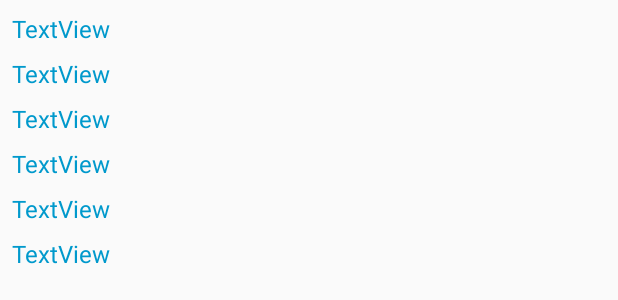
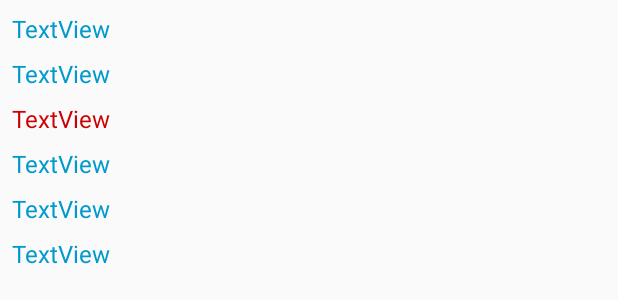
Before and after one commit to kamal777682/C0777682_W2020_MAD3125_MidTerm, an Android app: the layout activity_data_display.xml on its own in the app's theme, with its tools: preview values and no code run, on a phone screen of 412 x 824 dp. Shown: the part 405-705 px from the top of the screen. Run offline under Robolectric (Android 15) with nearby library versions, the phone set to English and light mode, and no system bars.

Commit message:
Changes in activity

```diff
--- a/app/src/main/res/layout/activity_data_display.xml
+++ b/app/src/main/res/layout/activity_data_display.xml
@@ -169,6 +169,7 @@
         app:layout_constraintEnd_toEndOf="parent"
         app:layout_constraintStart_toStartOf="parent"
         app:layout_constraintTop_toBottomOf="@+id/textView12" />
+
     <TextView
         android:id="@+id/textView14"
         android:layout_width="match_parent"
@@ -176,9 +177,9 @@
         android:layout_marginStart="8dp"
         android:layout_marginTop="8dp"
         android:layout_marginEnd="8dp"
+        android:ems="9"
         android:text="TextView"
-        android:ems="9"
-        android:textColor="@android:color/holo_blue_dark"
+        android:textColor="@android:color/holo_red_dark"
         android:textSize="16sp"
         app:layout_constraintEnd_toEndOf="parent"
         app:layout_constraintStart_toStartOf="parent"
--- a/app/src/main/res/values/colors.xml
+++ b/app/src/main/res/values/colors.xml
@@ -3,4 +3,5 @@
     <color name="colorPrimary">#6200EE</color>
     <color name="colorPrimaryDark">#3700B3</color>
     <color name="colorAccent">#03DAC5</color>
+    <color name="holo_dark_red" />
 </resources>
```
Also changed, not shown: app/src/main/java/com/kamal/c0777682_w2020_mad3125_midterm/ui/DataDisplayActivity.java (+12 -4 lines).
